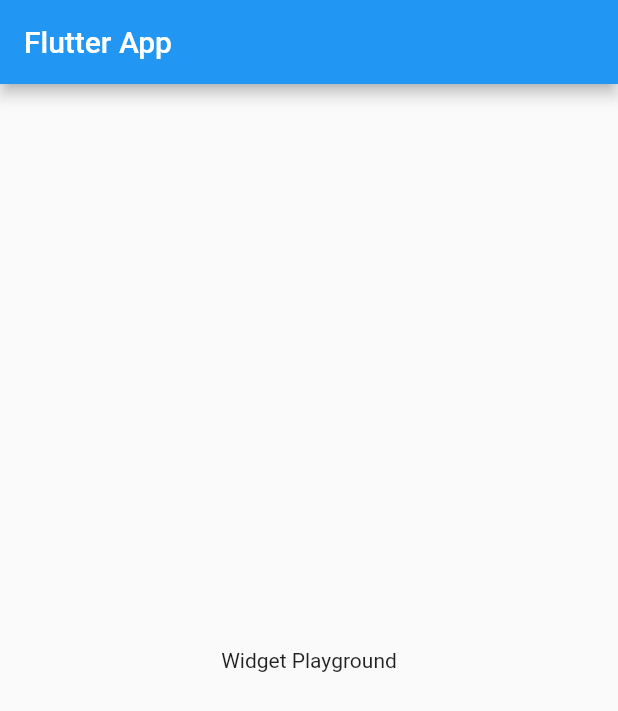
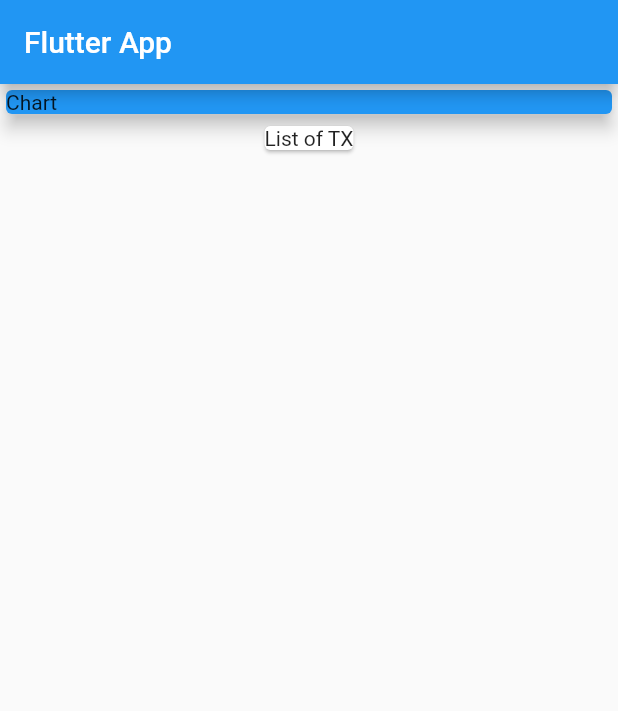
Before and after one commit to devjasha/Expense-App, a Flutter app: the screen it shows after launch, on a phone screen of 412 x 824 dp. Shown: the top 711 px of the screen. Run offline on Flutter 3.47's test engine with Material 2 defaults, Android fonts, the phone set to English and light mode, and no system bars.

Commit message:
feat(main): combining widgets

```diff
--- a/lib/main.dart
+++ b/lib/main.dart
@@ -26,9 +26,19 @@ class MyHomePage extends StatelessWidget {
       appBar: AppBar(
         title: const Text('Flutter App'),
       ),
-      body: const Center(
-        child: Text('Widget Playground')
-      ),
+      body: Column(children: <Widget>[
+        Container(
+          width: double.infinity,
+          child: Card(
+            color: Colors.blue,
+            child: Text('Chart'),
+            elevation: 5,
+          )
+        ),
+        Card(
+          child: Text('List of TX'),
+        ),
+      ],)
     );
   }
 }
```
